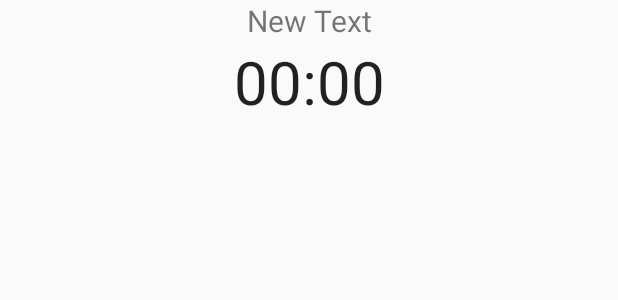
After one commit to CaptainFuzzyFace/Monster, an Android app: the layout alarm.xml on its own in the app's theme, with its tools: preview values and no code run, on a phone screen of 412 x 824 dp. The commit adds this screen. Shown: the top 300 px of the screen. Run offline under Robolectric (Android 15) with nearby library versions, the phone set to English and light mode, and no system bars.

Commit message:
Alarm block added

```diff
--- /dev/null
+++ b/app/src/main/res/layout/alarm.xml
@@ -0,0 +1,26 @@
+<?xml version="1.0" encoding="utf-8"?>
+
+<LinearLayout xmlns:android="http://schemas.android.com/apk/res/android"
+    android:orientation="vertical" android:layout_width="match_parent"
+    android:layout_height="match_parent">
+
+    <TextView
+        android:layout_width="fill_parent"
+        android:layout_height="wrap_content"
+        android:text="New Text"
+        android:id="@+id/alarmName"
+        android:layout_gravity="center_horizontal"
+        android:gravity="center"
+        android:textSize="20dp" />
+
+    <TextView
+        android:layout_width="fill_parent"
+        android:layout_height="wrap_content"
+        android:textAppearance="?android:attr/textAppearanceLarge"
+        android:text="00:00"
+        android:id="@+id/alarmCountdown"
+        android:layout_gravity="center_horizontal"
+        android:textAlignment="center"
+        android:gravity="center"
+        android:textSize="40dp" />
+</LinearLayout>
```
Also changed, not shown: app/src/main/java/com/thefamulus/app/FullscreenActivity.java (+15 -17 lines), app/src/main/res/layout/activity_fullscreen.xml (+0 -9 lines).
